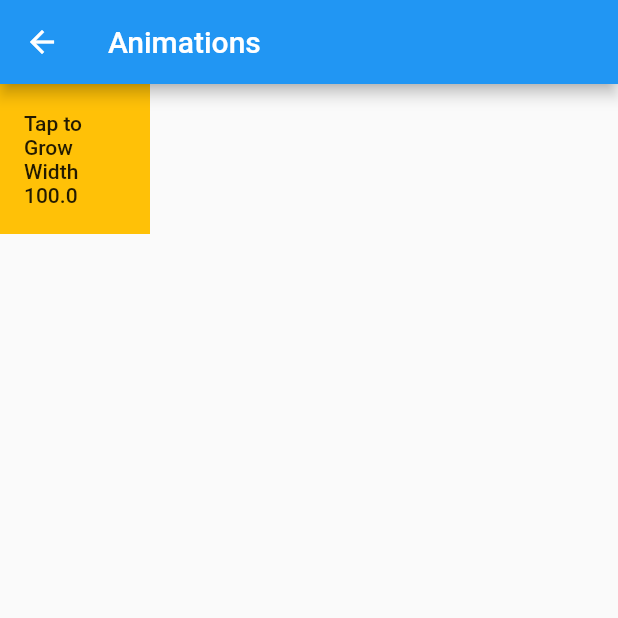
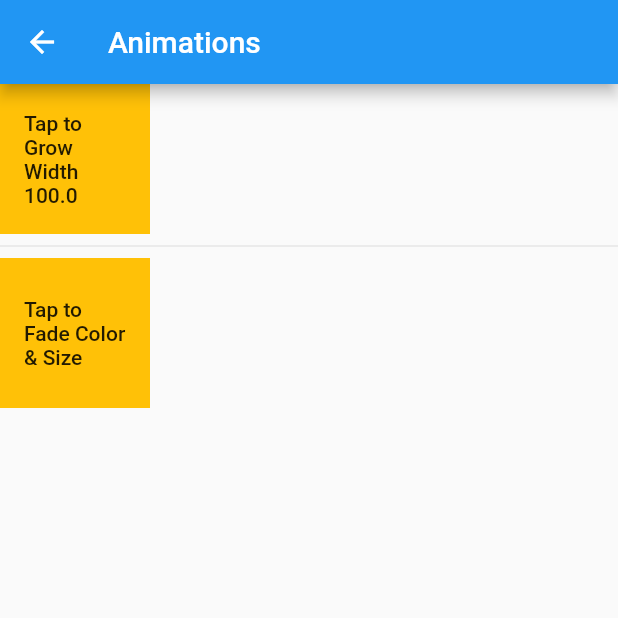
Before and after one commit to ftdevelopper/fluttertest, a Flutter app: the EigthPage screen opened by its route, on a phone screen of 412 x 824 dp, the top half of it. Run offline on Flutter 3.47's test engine with Material 2 defaults, Android fonts, the phone set to English and light mode, and no system bars.

Commit message:
Add animated_cross_fade.dart

```diff
--- a/lib/pages/eight_page.dart
+++ b/lib/pages/eight_page.dart
@@ -1,5 +1,6 @@
 import 'package:flutter/material.dart';
 import 'package:proyect_first/widgets/animated_container.dart';
+import 'package:proyect_first/widgets/animated_cross_fade.dart';
 
 class EigthPage extends StatefulWidget {
   EigthPage({Key? key}) : super(key: key);
@@ -19,6 +20,8 @@ class _EigthPageState extends State<EigthPage> {
          child: Column(
            children: <Widget>[
              AnimatedContainerWidget(),
+             Divider(),
+             AnimatedCrossFadeWidget(),
            ],
         ),
       ),
--- /dev/null
+++ b/lib/widgets/animated_cross_fade.dart
@@ -0,0 +1,53 @@
+// ignore_for_file: deprecated_member_use
+import 'package:flutter/material.dart';
+
+class AnimatedCrossFadeWidget extends StatefulWidget {
+  AnimatedCrossFadeWidget({Key? key}) : super(key: key);
+  @override
+  _AnimatedCrossFadeWidgetState createState() => _AnimatedCrossFadeWidgetState();
+}
+
+class _AnimatedCrossFadeWidgetState extends State<AnimatedCrossFadeWidget> {
+  bool _crossFadeStateShowFirst = true;
+  void _crossFade(){
+    setState((){
+      _crossFadeStateShowFirst = _crossFadeStateShowFirst ? false : true;
+    });
+  }
+  @override
+  Widget build(BuildContext context) {
+    return Row(
+       children: <Widget>[
+         Stack(
+           alignment: Alignment.center,
+           children: <Widget>[
+             AnimatedCrossFade(
+               duration: Duration(milliseconds: 500),
+               sizeCurve: Curves.bounceOut,
+               crossFadeState: _crossFadeStateShowFirst ? CrossFadeState.showFirst :
+               CrossFadeState.showSecond,
+               firstChild: Container(
+                 color: Colors.amber,
+                 height: 100.0,
+                 width: 100.0,
+               ),
+               secondChild: Container(
+                 color: Colors.lime,
+                 height: 200.0,
+                 width: 200.0,
+               ),
+             ),
+             Positioned.fill(
+               child: FlatButton(
+                 child: Text('Tap to\nFade Color & Size'),
+                 onPressed: (){
+                   _crossFade();
+                 },
+               ),
+             ),
+           ],
+         ),
+       ],
+    );
+  }
+}
```
